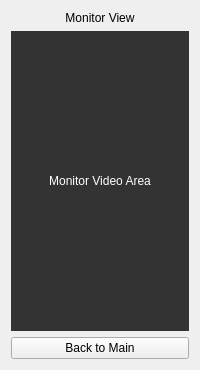
The window that src/widgets/monitorwidget.ui (yeisme/CrossControl) describes before a commit, drawn with Qt 5.
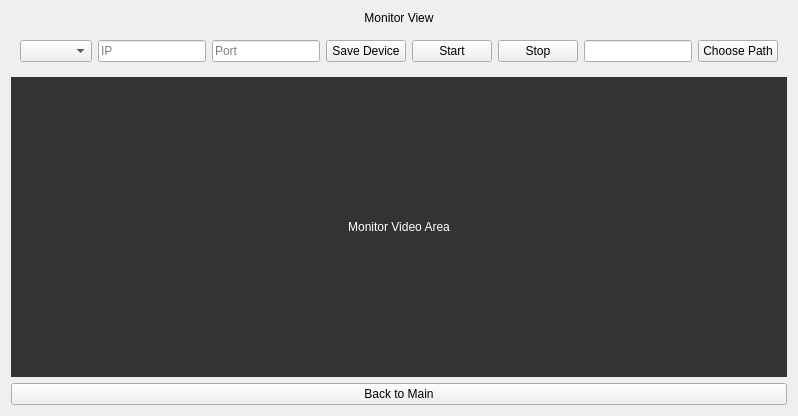
The same window after the commit.

What changed in the file:
```diff
--- a/src/widgets/monitorwidget.ui
+++ b/src/widgets/monitorwidget.ui
@@ -13,6 +13,75 @@
      </property>
     </widget>
    </item>
+        <item>
+         <widget class="QWidget" name="monitorControls">
+          <layout class="QHBoxLayout" name="horizontalLayoutControls">
+            <item>
+             <widget class="QComboBox" name="comboDevices">
+              <property name="editable">
+                <bool>false</bool>
+              </property>
+             </widget>
+            </item>
+            <item>
+             <widget class="QLineEdit" name="editHost">
+              <property name="placeholderText">
+               <string>IP</string>
+              </property>
+              <property name="minimumWidth">
+               <number>120</number>
+              </property>
+             </widget>
+            </item>
+            <item>
+             <widget class="QLineEdit" name="editPort">
+              <property name="placeholderText">
+               <string>Port</string>
+              </property>
+              <property name="maximumWidth">
+               <number>80</number>
+              </property>
+             </widget>
+            </item>
+            <item>
+             <widget class="QPushButton" name="btnSaveDevice">
+              <property name="text">
+               <string>Save Device</string>
+              </property>
+             </widget>
+            </item>
+            <item>
+             <widget class="QPushButton" name="btnConnect">
+              <property name="text">
+                <string>Start</string>
+              </property>
+             </widget>
+            </item>
+            <item>
+             <widget class="QPushButton" name="btnStop">
+              <property name="text">
+                <string>Stop</string>
+              </property>
+             </widget>
+            </item>
+            <item>
+             <widget class="QLineEdit" name="editSavePath">
+              <property name="readOnly">
+                <bool>true</bool>
+              </property>
+             </widget>
+            </item>
+            <item>
+             <widget class="QPushButton" name="btnChoosePath">
+              <property name="text">
+                <string>Choose Path</string>
+              </property>
+             </widget>
+            </item>
+          </layout>
+         </widget>
+        </item>
+
    <item>
     <widget class="QLabel" name="labelMonitorFeed">
      <property name="styleSheet">
```
Left out of the diff: 1 changed line with no effect on the pictures. Lines whose indentation alone changed are shown as unchanged.
